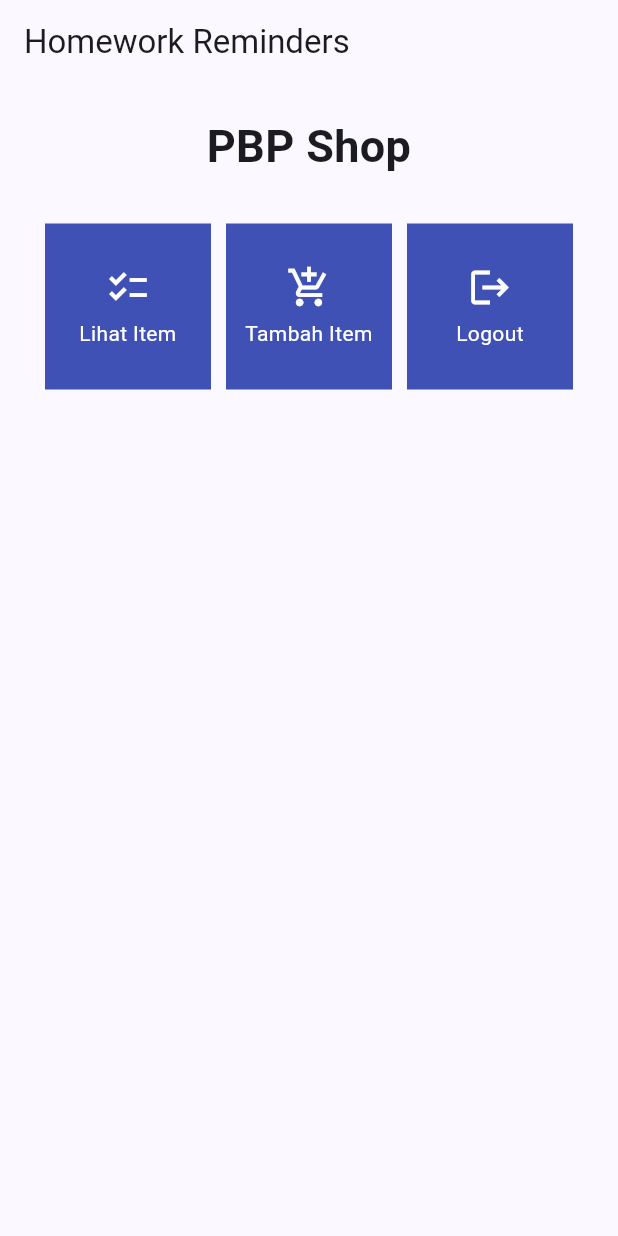
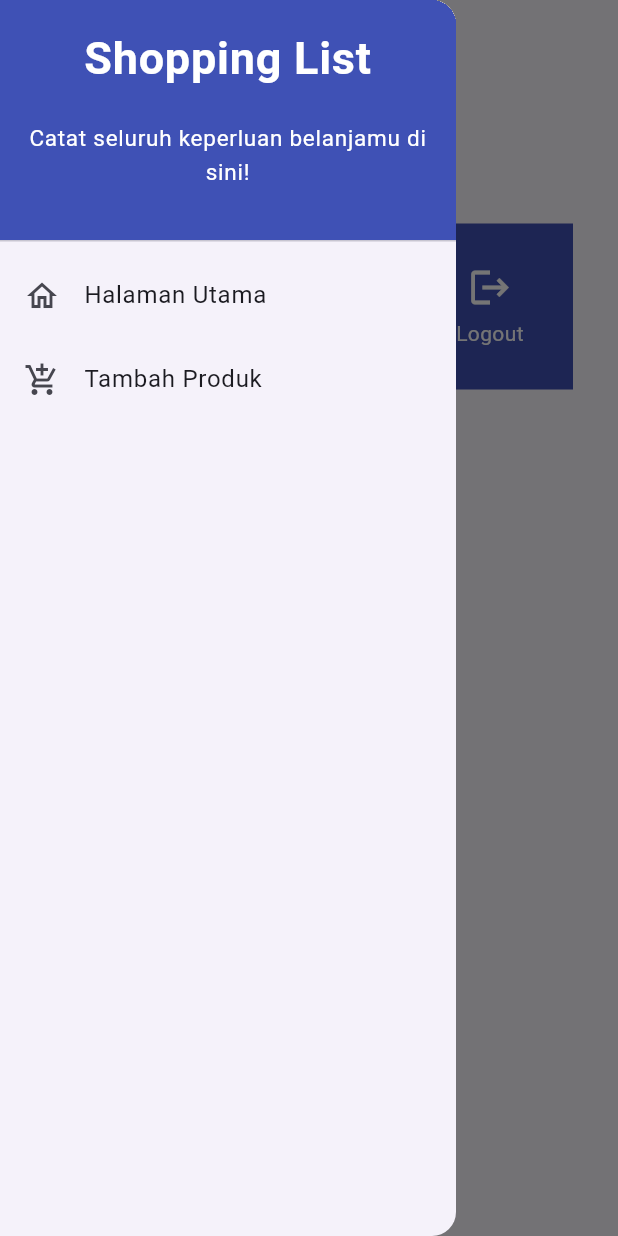
Before and after one commit to Metry630/homework_reminders-mobile, a Flutter app: the screen it shows after launch, with the side drawer open (before the commit the screen has no drawer), on a phone screen of 412 x 824 dp. Run offline on Flutter 3.47's test engine with Material 2 defaults, Android fonts, the phone set to English and light mode, and no system bars.

Commit message:
menyelesaikan tugas 8

```diff
--- a/lib/main.dart
+++ b/lib/main.dart
@@ -1,5 +1,5 @@
 import 'package:flutter/material.dart';
-import 'package:homework_reminders/menu.dart';
+import 'package:homework_reminders/screens/menu.dart';
 
 // /Users/joshuajodrian/repos/flutter/bin
 void main() {
--- a/lib/menu.dart
+++ b/lib/screens/menu.dart
@@ -1,5 +1,9 @@
 import 'package:flutter/material.dart';
 
+import 'package:homework_reminders/widgets/left_drawer.dart';
+import 'package:homework_reminders/screens/shoplist_form.dart';
+
+import 'package:homework_reminders/widgets/shop_card.dart';
 class MyHomePage extends StatelessWidget {
     MyHomePage({Key? key}) : super(key: key);
 
@@ -11,6 +15,8 @@ class MyHomePage extends StatelessWidget {
                 'Homework Reminders',
                 ),
             ),
+            drawer: const LeftDrawer(),
+
             body: SingleChildScrollView(
                 // Widget wrapper yang dapat discroll
                 child: Padding(
@@ -51,59 +57,10 @@ class MyHomePage extends StatelessWidget {
     );
     }
 }
-class ShopItem {
-  final String name;
-  final IconData icon;
 
-  ShopItem(this.name, this.icon);
-}
 
 final List<ShopItem> items = [
-    ShopItem("Lihat Item", Icons.checklist),
-    ShopItem("Tambah Item", Icons.add_shopping_cart),
+    ShopItem("Lihat Produk", Icons.checklist),
+    ShopItem("Tambah Produk", Icons.add_shopping_cart),
     ShopItem("Logout", Icons.logout),
 ];
-class ShopCard extends StatelessWidget {
-  final ShopItem item;
-
-  const ShopCard(this.item, {super.key}); // Constructor
-
-  @override
-  Widget build(BuildContext context) {
-    return Material(
-      color: Colors.indigo,
-      child: InkWell(
-        // Area responsive terhadap sentuhan
-        onTap: () {
-          // Memunculkan SnackBar ketika diklik
-          ScaffoldMessenger.of(context)
-            ..hideCurrentSnackBar()
-            ..showSnackBar(SnackBar(
-                content: Text("Kamu telah menekan tombol ${item.name}!")));
-        },
-        child: Container(
-          // Container untuk menyimpan Icon dan Text
-          padding: const EdgeInsets.all(8),
-          child: Center(
-            child: Column(
-              mainAxisAlignment: MainAxisAlignment.center,
-              children: [
-                Icon(
-                  item.icon,
-                  color: Colors.white,
-                  size: 30.0,
-                ),
-                const Padding(padding: EdgeInsets.all(3)),
-                Text(
-                  item.name,
-                  textAlign: TextAlign.center,
-                  style: const TextStyle(color: Colors.white),
-                ),
-              ],
-            ),
-          ),
-        ),
-      ),
-    );
-  }
-}
--- /dev/null
+++ b/lib/widgets/left_drawer.dart
@@ -0,0 +1,68 @@
+import 'package:flutter/material.dart';
+import 'package:homework_reminders/screens/menu.dart';
+import 'package:homework_reminders/screens/shoplist_form.dart';
+
+class LeftDrawer extends StatelessWidget {
+  const LeftDrawer({super.key});
+
+  @override
+  Widget build(BuildContext context) {
+    return Drawer(
+      child: ListView(
+        children: [
+          const DrawerHeader(
+            decoration: BoxDecoration(
+                color: Colors.indigo,
+            ),
+            child: Column(
+                children: [
+                Text(
+                    'Shopping List',
+                    textAlign: TextAlign.center,
+                    style: TextStyle(
+                    fontSize: 30,
+                    fontWeight: FontWeight.bold,
+                    color: Colors.white,
+                    ),
+                ),
+                Padding(padding: EdgeInsets.all(10)),
+                Text("Catat seluruh keperluan belanjamu di sini!",
+                    textAlign: TextAlign.center,
+                    style: TextStyle(
+                    fontSize: 15,
+                    color: Colors.white,
+                    fontWeight: FontWeight.normal
+                    )
+                    ),
+                ],
+            ),
+            ),
+        ListTile(
+            leading: const Icon(Icons.home_outlined),
+            title: const Text('Halaman Utama'),
+            // Bagian redirection ke MyHomePage
+            onTap: () {
+                Navigator.pushReplacement(
+                    context,
+                    MaterialPageRoute(
+                    builder: (context) => MyHomePage(),
+                    ));
+            },
+            ),
+        ListTile(
+            leading: const Icon(Icons.add_shopping_cart),
+            title: const Text('Tambah Produk'),
+            // Bagian redirection ke ShopFormPage
+            onTap: () {
+                Navigator.pushReplacement(
+                    context,
+                    MaterialPageRoute(
+                    builder: (context) => ShopFormPage(),
+                    ));
+            },
+            ),
+        ],
+      ),
+    );
+  }
+}
--- /dev/null
+++ b/lib/widgets/shop_card.dart
@@ -0,0 +1,63 @@
+import 'package:flutter/material.dart';
+import 'package:homework_reminders/screens/shoplist_form.dart';
+
+class ShopItem {
+  final String name;
+  final IconData icon;
+
+  ShopItem(this.name, this.icon);
+}
+
+
+class ShopCard extends StatelessWidget {
+  final ShopItem item;
+
+  const ShopCard(this.item, {super.key}); // Constructor
+
+  @override
+  Widget build(BuildContext context) {
+    return Material(
+      color: Colors.indigo,
+      child: InkWell(
+        // Area responsive terhadap sentuhan
+        onTap: () {
+          if(item.name == "Tambah Produk"){
+                Navigator.push(
+                    context,
+                    MaterialPageRoute(
+                    builder: (context) => ShopFormPage(),
+                    ));
+          }else{
+            ScaffoldMessenger.of(context)
+            ..hideCurrentSnackBar()
+            ..showSnackBar(SnackBar(
+                content: Text("Kamu telah menekan tombol ${item.name}!")));
+          }
+
+        },
+        child: Container(
+          // Container untuk menyimpan Icon dan Text
+          padding: const EdgeInsets.all(8),
+          child: Center(
+            child: Column(
+              mainAxisAlignment: MainAxisAlignment.center,
+              children: [
+                Icon(
+                  item.icon,
+                  color: Colors.white,
+                  size: 30.0,
+                ),
+                const Padding(padding: EdgeInsets.all(3)),
+                Text(
+                  item.name,
+                  textAlign: TextAlign.center,
+                  style: const TextStyle(color: Colors.white),
+                ),
+              ],
+            ),
+          ),
+        ),
+      ),
+    );
+  }
+}
```
Also changed, not shown: lib/screens/shoplist_form.dart (added, +160 -0 lines), 1 other file.
